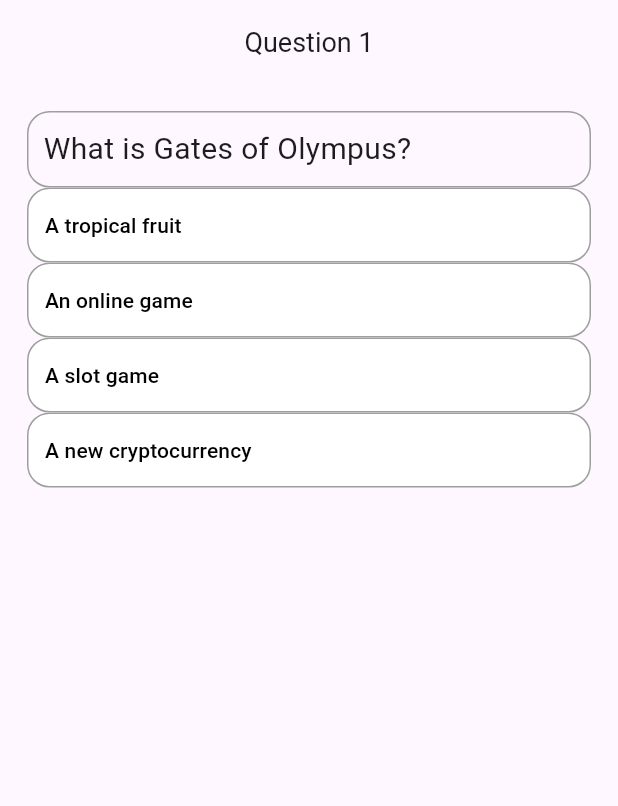
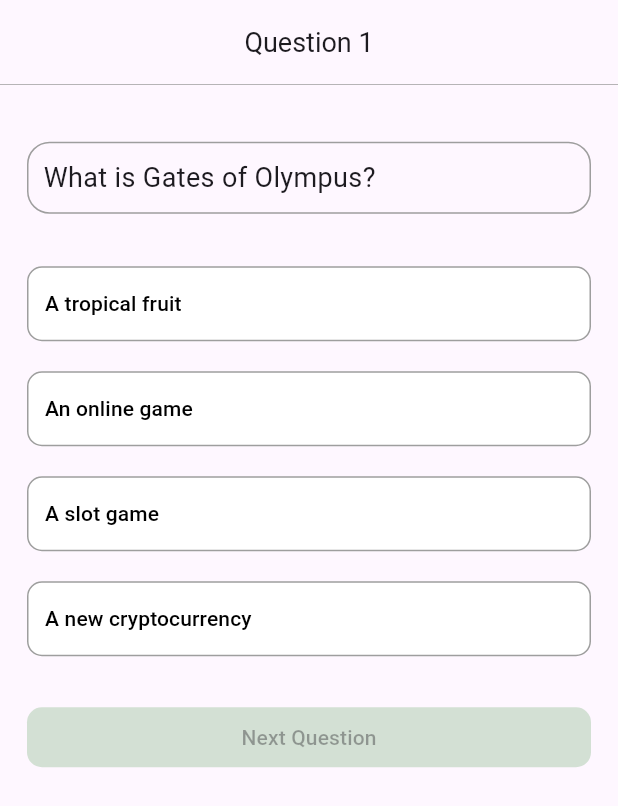
Before and after one commit to Ritter1111/quiz_app_test, a Flutter app: the screen it shows after launch, on a phone screen of 412 x 824 dp. Shown: the top 806 px of the screen. Run offline on Flutter 3.47's test engine with Material 3 defaults, Android fonts, the phone set to English and light mode, and no system bars.

Commit message:
feat: add go to next question if answer selected

```diff
--- a/lib/screens/main.dart
+++ b/lib/screens/main.dart
@@ -12,15 +12,22 @@ class QuizApp extends StatefulWidget {
 
 class _QuizAppState extends State<QuizApp> {
   int _questionIndex = 0;
-  int? selectedAnswerIndex;
   int _totalScore = 0;
+  bool _answerSelected = false;
 
   final List<Map<String, dynamic>> _questions = QuizData.questions;
 
   void _answerQuestion(int score) {
     setState(() {
       _totalScore += score;
-      // _questionIndex++;
+      _answerSelected = true;
+    });
+  }
+
+  void goToNextQuestion() {
+    setState(() {
+      _questionIndex++;
+      _answerSelected = false;
     });
   }
 
@@ -37,6 +44,13 @@ class _QuizAppState extends State<QuizApp> {
           ),
         ),
         centerTitle: true,
+        bottom: PreferredSize(
+          preferredSize: const Size.fromHeight(0.5),
+          child: Container(
+            color: Colors.grey,
+            height: 0.5,
+          ),
+        ),
       ),
       body: Padding(
         padding: const EdgeInsets.all(18.0),
@@ -48,7 +62,28 @@ class _QuizAppState extends State<QuizApp> {
                     questionIndex: _questionIndex,
                     questions: _questions,
                     answerQuestion: _answerQuestion,
+                    onAnswerSelected: () {
+                      setState(() {
+                        _answerSelected = true;
+                      });
+                    },
                   ),
+                  const SizedBox(
+                    height: 20,
+                  ),
+                  ElevatedButton(
+                    onPressed: _answerSelected ? goToNextQuestion : null,
+                    style: ButtonStyle(
+                        backgroundColor: _answerSelected
+                            ? MaterialStateProperty.all<Color>(Colors.green)
+                            : MaterialStateProperty.all<Color>(
+                                const Color.fromARGB(255, 211, 224, 212)),
+                        shape:
+                            MaterialStateProperty.all<RoundedRectangleBorder>(
+                                RoundedRectangleBorder(
+                                    borderRadius: BorderRadius.circular(10)))),
+                    child: const Text('Next Question'),
+                  )
                 ],
               )
             : Result(_totalScore),
--- a/lib/screens/quiz.dart
+++ b/lib/screens/quiz.dart
@@ -4,21 +4,23 @@ class Quiz extends StatelessWidget {
   final int questionIndex;
   final List<Map<String, dynamic>> questions;
   final Function(int) answerQuestion;
+  final VoidCallback? onAnswerSelected;
 
   const Quiz({
     super.key,
     required this.questionIndex,
     required this.questions,
     required this.answerQuestion,
+    this.onAnswerSelected,
   });
 
   @override
   Widget build(BuildContext context) {
     return Column(
+      crossAxisAlignment: CrossAxisAlignment.stretch,
       children: [
-        SizedBox(
-          width: double.infinity,
-          child: Container(
+        const SizedBox(height: 20),
+        Container(
           padding: const EdgeInsets.all(10),
           decoration: BoxDecoration(
             border: Border.all(color: Colors.grey),
@@ -26,14 +28,19 @@ class Quiz extends StatelessWidget {
           ),
           child: Text(
             questions[questionIndex]['questionText'],
-              style: const TextStyle(fontSize: 20),
+            style: const TextStyle(fontSize: 18),
           ),
         ),
-        ),
-        ...(questions[questionIndex]['answers'] as List<Map<String, Object>>)
+        const SizedBox(height: 25),
+        ...((questions[questionIndex]['answers'] as List<Map<String, Object>>)
             .map((answer) {
-          return TextButton(
-            onPressed: () => answerQuestion(answer['score'] as int),
+          return Padding(
+            padding: const EdgeInsets.symmetric(vertical: 10),
+            child: TextButton(
+              onPressed: () {
+                answerQuestion(answer['score'] as int);
+                if (onAnswerSelected != null) onAnswerSelected!();
+              },
               style: ButtonStyle(
                 minimumSize:
                     MaterialStateProperty.all(const Size(double.infinity, 50)),
@@ -41,15 +48,16 @@ class Quiz extends StatelessWidget {
                 foregroundColor: MaterialStateProperty.all<Color>(Colors.black),
                 shape: MaterialStateProperty.all<RoundedRectangleBorder>(
                   RoundedRectangleBorder(
-                  borderRadius: BorderRadius.circular(15),
+                    borderRadius: BorderRadius.circular(10),
                     side: const BorderSide(color: Colors.grey),
                   ),
                 ),
                 alignment: Alignment.centerLeft,
               ),
               child: Text(answer['text'] as String),
+            ),
           );
-        })
+        }))
       ],
     );
   }
```
Lines whose indentation alone changed are shown as unchanged.
